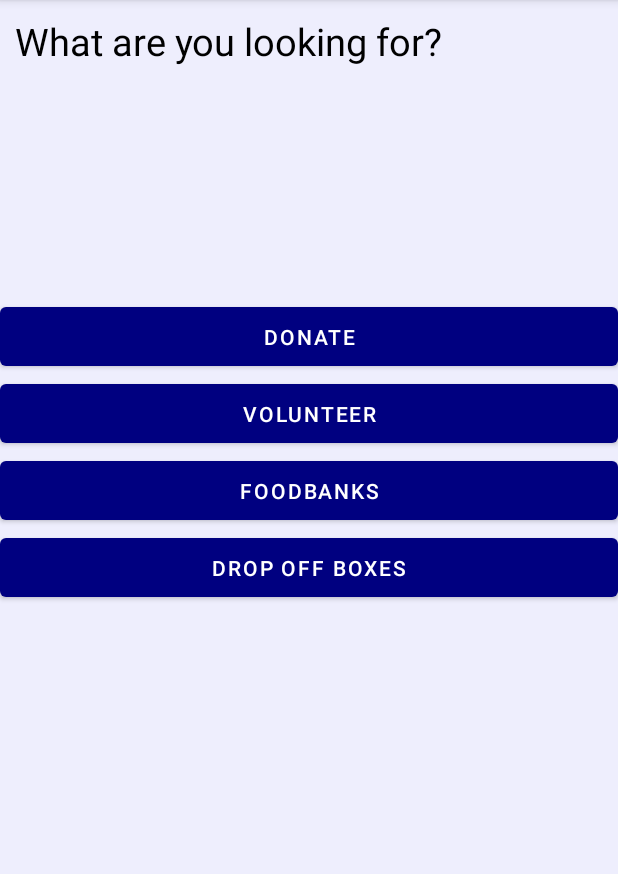
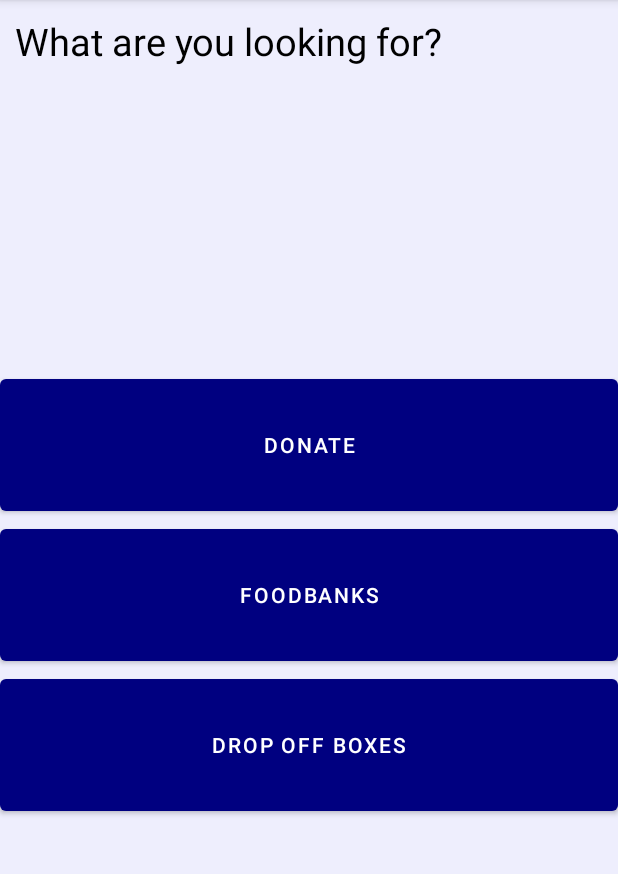
Before and after one commit to alexisromer/CharityChecker, an Android app: the optionsActivity screen opened directly, with no data from a screen before it, on a phone screen of 412 x 824 dp, the part 84-958 px from its top. Run offline under Robolectric (Android 15) with nearby library versions, the phone set to English and light mode, and no system bars; network calls fail.

Commit message:
fixed layout edited donate button to work

```diff
--- a/app/src/main/res/layout/activity_main.xml
+++ b/app/src/main/res/layout/activity_main.xml
@@ -25,7 +25,7 @@
         android:layout_height="49dp"
         android:text="✓"
         android:textSize="20sp"
-        app:backgroundTint="#050404"
+        app:backgroundTint="@color/navy"
         app:layout_constraintBottom_toBottomOf="@+id/zipCode"
         app:layout_constraintEnd_toEndOf="@+id/imageView"
         app:layout_constraintHorizontal_bias="0.856"
--- a/app/src/main/res/layout/activity_options.xml
+++ b/app/src/main/res/layout/activity_options.xml
@@ -5,25 +5,13 @@
     android:layout_width="match_parent"
     android:layout_height="match_parent"
     android:background="@color/pink_purple"
-    tools:context=".optionsActivity"><![CDATA[
-
-    />
-
-
-
-
-
-
-
-
-
-    ]]>
+    tools:context=".optionsActivity">
 
     <Button
         android:id="@+id/donate_button"
         android:layout_width="0dp"
-        android:layout_height="wrap_content"
-        android:layout_marginTop="144dp"
+        android:layout_height="100dp"
+        android:layout_marginTop="192dp"
         android:layout_weight="1"
         android:padding="10dp"
         android:text="Donate"
@@ -34,33 +22,22 @@
         app:layout_constraintTop_toBottomOf="@+id/looking_textView" />
 
     <Button
-        android:id="@+id/volunteer_button"
-        android:layout_width="0dp"
-        android:layout_height="wrap_content"
-        android:layout_weight="1"
-        android:padding="10dp"
-        android:text="Volunteer"
-        app:backgroundTint="@color/navy"
-        app:layout_constraintEnd_toEndOf="parent"
-        app:layout_constraintStart_toStartOf="parent"
-        app:layout_constraintTop_toBottomOf="@+id/donate_button" />
-
-    <Button
         android:id="@+id/foodbanks_button"
         android:layout_width="0dp"
-        android:layout_height="wrap_content"
+        android:layout_height="100dp"
         android:layout_weight="1"
         android:padding="10dp"
         android:text="Foodbanks"
         app:backgroundTint="@color/navy"
         app:layout_constraintEnd_toEndOf="parent"
+        app:layout_constraintHorizontal_bias="0.0"
         app:layout_constraintStart_toStartOf="parent"
-        app:layout_constraintTop_toBottomOf="@+id/volunteer_button" />
+        app:layout_constraintTop_toBottomOf="@+id/donate_button" />
 
     <Button
         android:id="@+id/dropoff_button"
         android:layout_width="0dp"
-        android:layout_height="wrap_content"
+        android:layout_height="100dp"
         android:layout_weight="1"
         android:padding="10dp"
         android:text="Drop off Boxes"
```
Also changed, not shown: app/src/main/java/com/example/charitychecker/charityActivity.java (+8 -3 lines), app/src/main/java/com/example/charitychecker/charityAdapter.java (+14 -10 lines), app/src/main/java/com/example/charitychecker/optionsActivity.java (+0 -7 lines).
